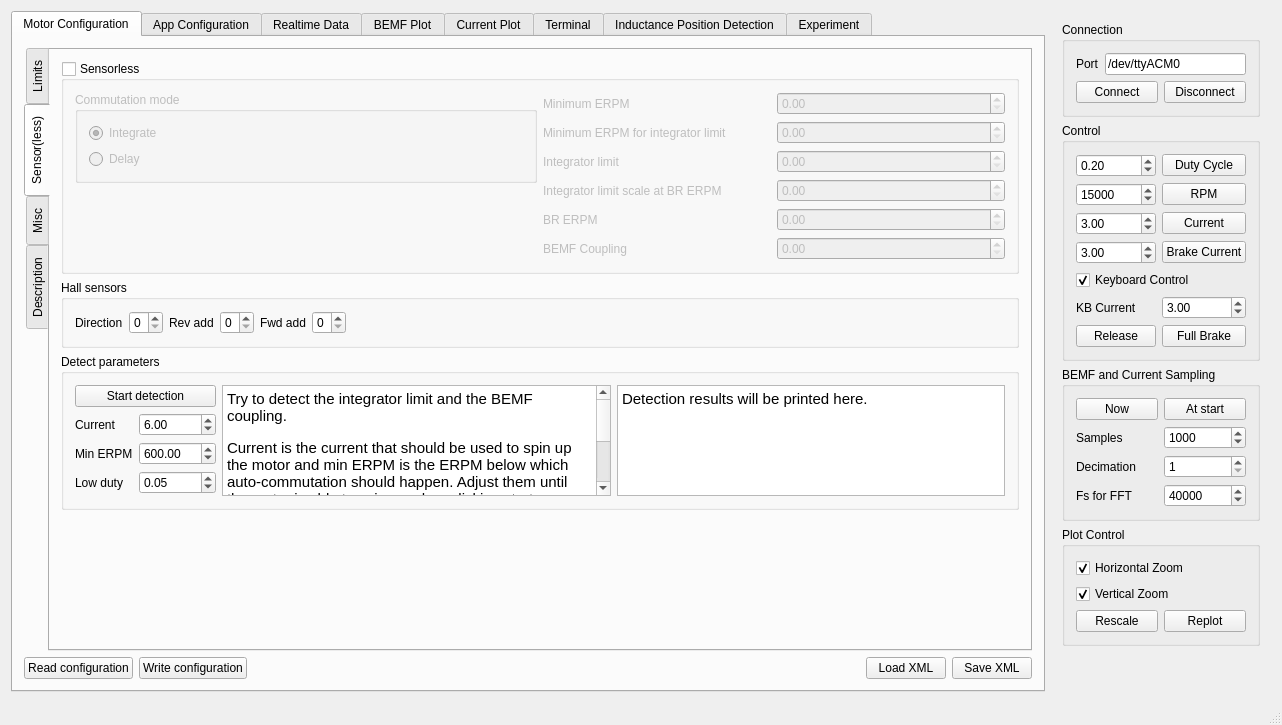
First picture: the form in mainwindow.ui, repository vedderb/bldc-tool, before the edit.
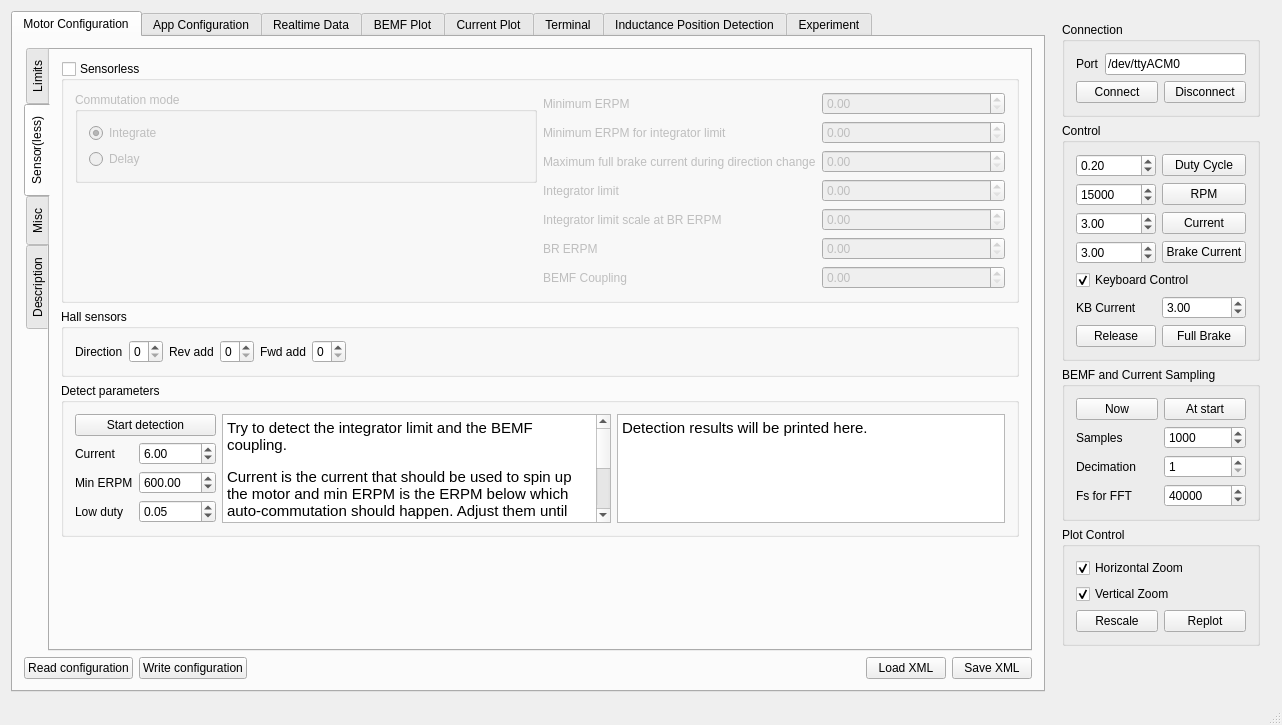
Second picture: the form after the edit. The open tabs and pages were chosen to show the change. Custom widgets are drawn as their Qt base class.

Commit message: Full brake max current, another motor configuration

Diff of the .ui file:
```diff
--- a/mainwindow.ui
+++ b/mainwindow.ui
@@ -489,7 +489,7 @@
                  </item>
                  <item>
                   <layout class="QGridLayout" name="gridLayout_12">
-                   <item row="4" column="1">
+                   <item row="5" column="1">
                     <widget class="QDoubleSpinBox" name="mcconfSlBrErpmBox">
                      <property name="maximum">
                       <double>200000.000000000000000</double>
@@ -519,7 +519,7 @@
                      </property>
                     </widget>
                    </item>
-                   <item row="5" column="0">
+                   <item row="6" column="0">
                     <widget class="QLabel" name="label_41">
                      <property name="toolTip">
                       <string>&lt;html&gt;&lt;head/&gt;&lt;body&gt;&lt;p&gt;Important. The detection function below can be used to determine this parameter.&lt;/p&gt;&lt;/body&gt;&lt;/html&gt;</string>
@@ -529,7 +529,7 @@
                      </property>
                     </widget>
                    </item>
-                   <item row="2" column="0">
+                   <item row="3" column="0">
                     <widget class="QLabel" name="label_28">
                      <property name="toolTip">
                       <string>&lt;html&gt;&lt;head/&gt;&lt;body&gt;&lt;p&gt;Important. The detection function below can be used to determine this parameter.&lt;/p&gt;&lt;/body&gt;&lt;/html&gt;</string>
@@ -539,6 +539,26 @@
                      </property>
                     </widget>
                    </item>
+                   <item row="3" column="1">
+                    <widget class="QDoubleSpinBox" name="mcconfSlIntLimBox">
+                     <property name="maximum">
+                      <double>10000.000000000000000</double>
+                     </property>
+                     <property name="singleStep">
+                      <double>1.000000000000000</double>
+                     </property>
+                    </widget>
+                   </item>
+                   <item row="1" column="1">
+                    <widget class="QDoubleSpinBox" name="mcconfSlMinErpmIlBox">
+                     <property name="maximum">
+                      <double>10000.000000000000000</double>
+                     </property>
+                     <property name="singleStep">
+                      <double>10.000000000000000</double>
+                     </property>
+                    </widget>
+                   </item>
                    <item row="1" column="0">
                     <widget class="QLabel" name="label_27">
                      <property name="toolTip">
@@ -549,27 +569,7 @@
                      </property>
                     </widget>
                    </item>
-                   <item row="1" column="1">
-                    <widget class="QDoubleSpinBox" name="mcconfSlMinErpmIlBox">
-                     <property name="maximum">
-                      <double>10000.000000000000000</double>
-                     </property>
-                     <property name="singleStep">
-                      <double>10.000000000000000</double>
-                     </property>
-                    </widget>
-                   </item>
-                   <item row="2" column="1">
-                    <widget class="QDoubleSpinBox" name="mcconfSlIntLimBox">
-                     <property name="maximum">
-                      <double>10000.000000000000000</double>
-                     </property>
-                     <property name="singleStep">
-                      <double>1.000000000000000</double>
-                     </property>
-                    </widget>
-                   </item>
-                   <item row="3" column="0">
+                   <item row="4" column="0">
                     <widget class="QLabel" name="label_29">
                      <property name="toolTip">
                       <string>&lt;html&gt;&lt;head/&gt;&lt;body&gt;&lt;p&gt;For phase advance, not so important&lt;/p&gt;&lt;/body&gt;&lt;/html&gt;</string>
@@ -579,7 +579,7 @@
                      </property>
                     </widget>
                    </item>
-                   <item row="5" column="1">
+                   <item row="6" column="1">
                     <widget class="QDoubleSpinBox" name="mcconfSlBemfKBox">
                      <property name="maximum">
                       <double>5000.000000000000000</double>
@@ -589,7 +589,7 @@
                      </property>
                     </widget>
                    </item>
-                   <item row="3" column="1">
+                   <item row="4" column="1">
                     <widget class="QDoubleSpinBox" name="mcconfSlIntLimScaleBrBox">
                      <property name="maximum">
                       <double>1.000000000000000</double>
@@ -599,7 +599,7 @@
                      </property>
                     </widget>
                    </item>
-                   <item row="4" column="0">
+                   <item row="5" column="0">
                     <widget class="QLabel" name="label_30">
                      <property name="toolTip">
                       <string>&lt;html&gt;&lt;head/&gt;&lt;body&gt;&lt;p&gt;For phase advance, not so important&lt;/p&gt;&lt;/body&gt;&lt;/html&gt;</string>
@@ -609,6 +609,20 @@
                      </property>
                     </widget>
                    </item>
+                   <item row="2" column="0">
+                    <widget class="QLabel" name="label_61">
+                     <property name="text">
+                      <string>Maximum full brake current during direction change</string>
+                     </property>
+                    </widget>
+                   </item>
+                   <item row="2" column="1">
+                    <widget class="QDoubleSpinBox" name="mcconfSlMaxFbCurrBox">
+                     <property name="maximum">
+                      <double>300.000000000000000</double>
+                     </property>
+                    </widget>
+                   </item>
                   </layout>
                  </item>
                 </layout>
```
Left out of the diff: 230 changed lines with no effect on the pictures. The commit also changes 5 other files.
